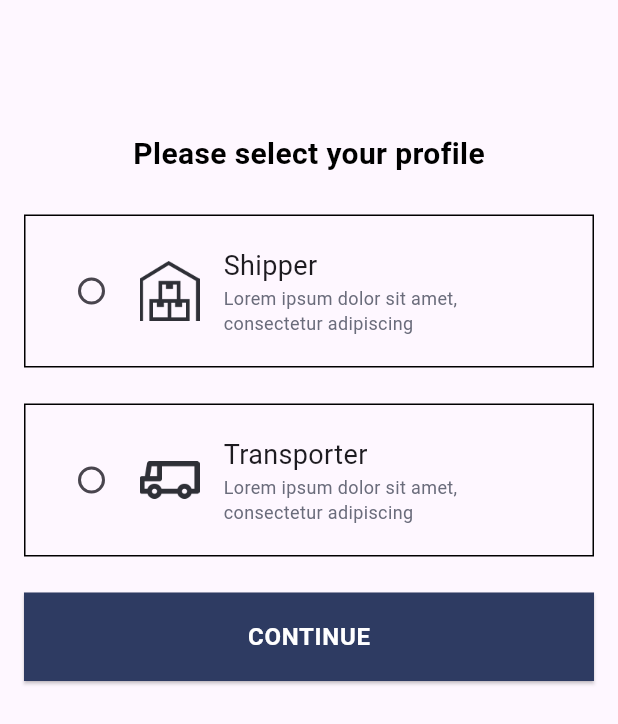
After one commit to HerikaSethi/OTPVerification_Flutter, a Flutter app: the SelectProfileScreen screen opened directly, on a phone screen of 412 x 824 dp. The commit adds this screen. Shown: the top 724 px of the screen. Run offline on Flutter 3.47's test engine with Material 2 defaults, Android fonts, the phone set to English and light mode, and no system bars; our stand-ins replace firebase_auth, firebase_core, fluttertoast, intl_phone_field, pinput; accounts and stored records are empty; network calls fail.

Commit message:
feat(): Select profile screen created.

```diff
--- /dev/null
+++ b/lib/BuildItemWidget.dart
@@ -0,0 +1,71 @@
+import 'package:flutter/material.dart';
+
+class BuildItem extends StatelessWidget {
+  final int value;
+  final String image;
+  final String title;
+  final String description;
+  final int selectedRadio;
+  final ValueChanged<int> setSelectedRadio;
+
+  const BuildItem({
+    required this.value,
+    required this.image,
+    required this.title,
+    required this.description,
+    required this.selectedRadio,
+    required this.setSelectedRadio,
+    Key? key,
+  }) : super(key: key);
+
+  @override
+  Widget build(BuildContext context) {
+    return Container(
+      margin: const EdgeInsets.only(left: 16,right: 16),
+      padding: const EdgeInsets.all(20.0),
+      decoration: BoxDecoration(
+        border: Border.all(color: Colors.black),
+      ),
+      child: Row(
+        crossAxisAlignment: CrossAxisAlignment.center,
+        children: [
+          Padding(
+            padding: const EdgeInsets.only(right: 8),
+            child: Radio(
+              value: value,
+              groupValue: selectedRadio,
+              activeColor: Color(0xFF2E3B62),
+              onChanged: (val) {
+                setSelectedRadio(val??1);
+              },
+            ),
+          ),
+          Image.asset(
+            image,
+            width: 40,
+            height: 40,
+          ),
+          const SizedBox(width: 16.0),
+          Column(
+            crossAxisAlignment: CrossAxisAlignment.start,
+            children: [
+              Text(
+                title,
+                style: const TextStyle(
+                  fontWeight: FontWeight.w400,
+                  fontSize: 18.0,
+                ),
+              ),
+              Text(
+                description,
+                style: const TextStyle(fontSize: 12.0,
+                  fontWeight: FontWeight.w400,
+                  color: Color(0xff6a6c7b)),
+              ),
+            ],
+          ),
+        ],
+      ),
+    );
+  }
+}
--- /dev/null
+++ b/lib/SelectProfileScreen.dart
@@ -0,0 +1,97 @@
+import 'package:flutter/material.dart';
+import 'package:fluttertoast/fluttertoast.dart';
+import 'package:live_easy_assignment/BuildItemWidget.dart';
+
+class SelectProfileScreen extends StatefulWidget {
+  const SelectProfileScreen({super.key});
+
+  @override
+  State<SelectProfileScreen> createState() => _SelectProfileScreenState();
+}
+
+class _SelectProfileScreenState extends State<SelectProfileScreen> {
+  int selectedRadio = -1;
+
+  setSelectedRadio(int value) {
+    setState(() {
+      selectedRadio = value;
+    });
+  }
+
+  @override
+  Widget build(BuildContext context) {
+    return SafeArea(
+      child: Scaffold(
+        body: Center(
+          child: Column(
+            children: [
+              const SizedBox(
+                height: 88.0,
+              ),
+              const Text(
+                "Please select your profile",
+                style: TextStyle(
+                    color: Colors.black,
+                    fontSize: 20,
+                    fontWeight: FontWeight.bold),
+              ),
+              const SizedBox(
+                height: 26,
+              ),
+              BuildItem(
+                value: 1,
+                image: 'assets/images/ic_shipper.png',
+                title: 'Shipper',
+                description:
+                    'Lorem ipsum dolor sit amet,\nconsectetur adipiscing',
+                selectedRadio: selectedRadio,
+                setSelectedRadio: setSelectedRadio,
+              ),
+              const SizedBox(
+                height: 24,
+              ),
+              BuildItem(
+                value: 2,
+                image: 'assets/images/ic_transporter.png',
+                title: 'Transporter',
+                description:
+                    'Lorem ipsum dolor sit amet,\nconsectetur adipiscing',
+                selectedRadio: selectedRadio,
+                setSelectedRadio: setSelectedRadio,
+              ),
+              Padding(
+                padding:
+                    const EdgeInsets.symmetric(horizontal: 16, vertical: 24),
+                child: FractionallySizedBox(
+                  widthFactor: 1.0,
+                  child: ElevatedButton(
+                      onPressed: () {
+                        Fluttertoast.showToast(msg: "Verification Completed Successfully!");
+                        //navigate to next screen
+                      },
+                      style: const ButtonStyle(
+                        minimumSize:
+                            MaterialStatePropertyAll(Size(double.infinity, 48)),
+                        backgroundColor:
+                            MaterialStatePropertyAll(Color(0xff2E3B62)),
+                        shape: MaterialStatePropertyAll(
+                          RoundedRectangleBorder(
+                              borderRadius: BorderRadius.zero),
+                        ),
+                      ),
+                      child: const Padding(
+                        padding: EdgeInsets.all(18.0),
+                        child: Text(
+                          "CONTINUE",
+                          style: TextStyle(color: Colors.white, fontSize: 16,letterSpacing: 0.48,fontWeight: FontWeight.w700),
+                        ),
+                      )),
+                ),
+              ),
+            ],
+          ),
+        ),
+      ),
+    );
+  }
+}
--- a/pubspec.yaml
+++ b/pubspec.yaml
@@ -39,6 +39,7 @@ dependencies:
   pinput: ^3.0.1
   firebase_core: ^2.16.0
   firebase_auth: ^4.10.0
+  fluttertoast: ^8.0.9
 
 dev_dependencies:
   flutter_test:
```
Also changed, not shown: lib/MobileNumber.dart (+13 -11 lines), lib/VerifyNumberScreen.dart (+42 -12 lines), assets/images/ic_car.png (deleted), assets/images/ic_shipper.png (renamed from assets/images/ic_home.png), assets/images/ic_transporter.png (added).
